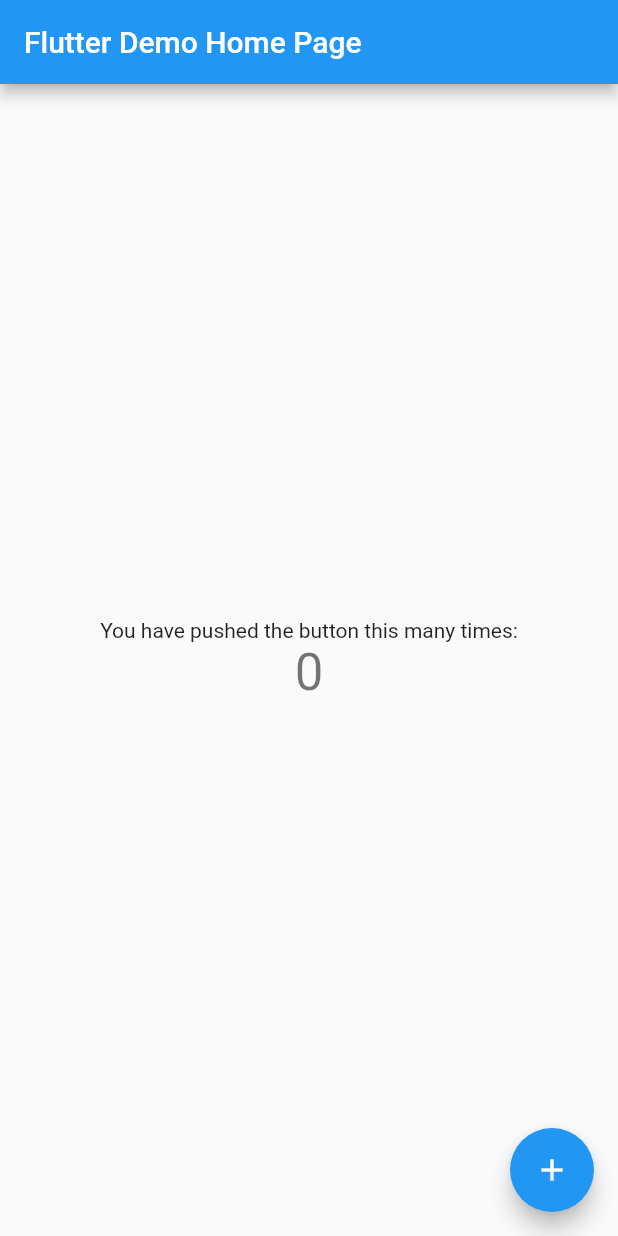
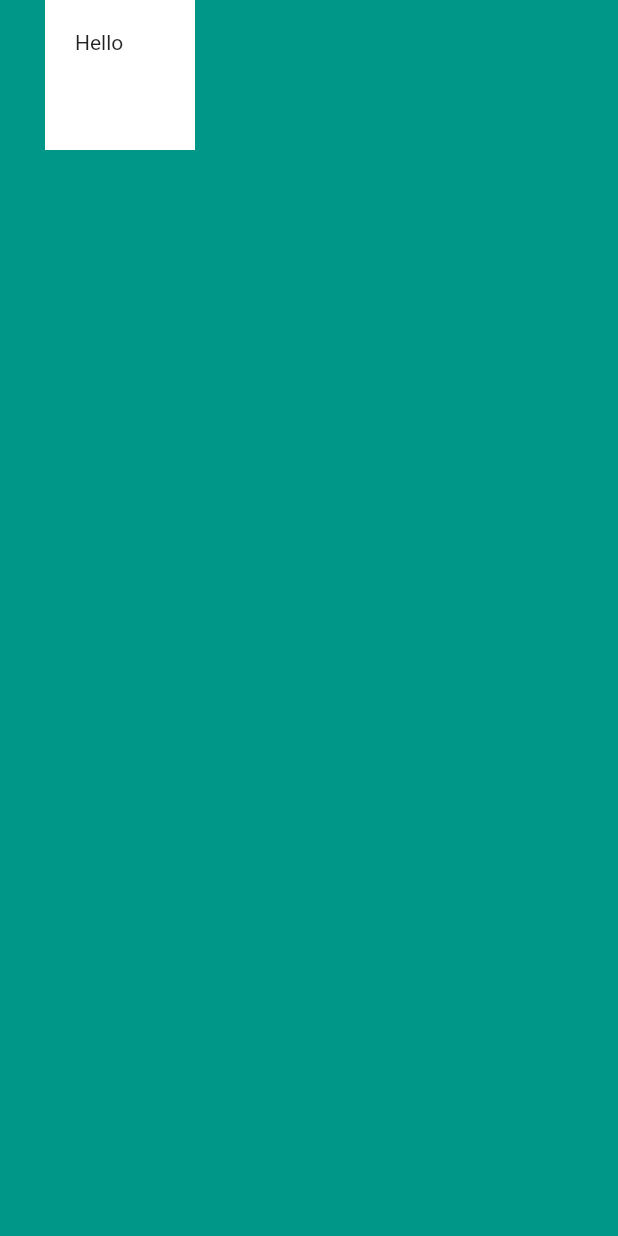
Before and after one commit to fdepedis/flutter_micard, a Flutter app: the screen it shows after launch, on a phone screen of 412 x 824 dp. Run offline on Flutter 3.47's test engine with Material 2 defaults, Android fonts, the phone set to English and light mode, and no system bars.

Commit message:
create structure

```diff
--- a/lib/main.dart
+++ b/lib/main.dart
@@ -9,12 +9,12 @@ class MyApp extends StatelessWidget {
   @override
   Widget build(BuildContext context) {
     return MaterialApp(
-      title: 'Flutter Demo',
+      title: 'Flutter MiCard',
       theme: ThemeData(
-        primarySwatch: Colors.blue,
+        primarySwatch: Colors.red,
         visualDensity: VisualDensity.adaptivePlatformDensity,
       ),
-      home: MyHomePage(title: 'Flutter Demo Home Page'),
+      home: MyHomePage(title: 'Flutter MiCard Home Page'),
     );
   }
 }
@@ -40,10 +40,22 @@ class _MyHomePageState extends State<MyHomePage> {
   @override
   Widget build(BuildContext context) {
     return Scaffold(
-      appBar: AppBar(
+      /*appBar: AppBar(
         title: Text(widget.title),
+      ),*/
+      backgroundColor: Colors.teal,
+      body: SafeArea(
+        child: Container(
+          height: 100.0,
+          width: 100.0,
+          margin: EdgeInsets.only(left: 30.0),
+          padding: EdgeInsets.all(20.0),
+          color: Colors.white,
+          child: Text('Hello'),
         ),
-      body: Center(
+      ),
+      /*body: Center(
+        child: Center(
           child: Column(
             mainAxisAlignment: MainAxisAlignment.center,
             children: <Widget>[
@@ -57,11 +69,12 @@ class _MyHomePageState extends State<MyHomePage> {
             ],
           ),
         ),
-      floatingActionButton: FloatingActionButton(
+      ),*/
+      /* floatingActionButton: FloatingActionButton(
         onPressed: _incrementCounter,
         tooltip: 'Increment',
         child: Icon(Icons.add),
-      ), // This trailing comma makes auto-formatting nicer for build methods.
+      ),*/ // This trailing comma makes auto-formatting nicer for build methods.
     );
   }
 }
```
Lines whose indentation alone changed are shown as unchanged.
